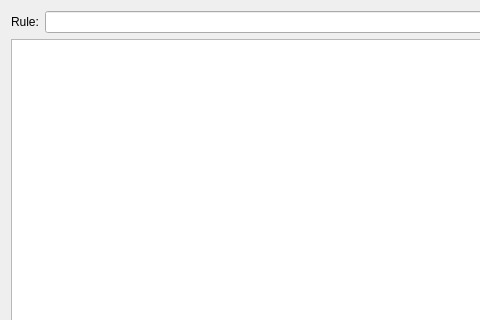
Qt form main/EmailView.ui (towel42-com/RulesMaker) before a commit; both pictures show x 0 to 480 and y 0 to 320 of the 1181 by 678 pixel window.
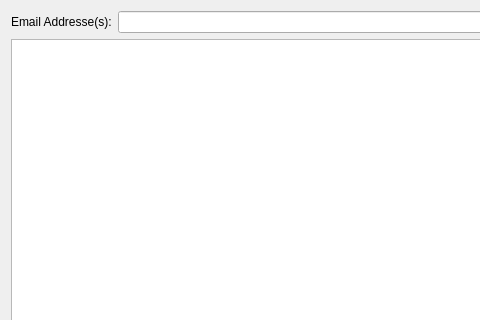
The same form after that commit.

Commit message: Make sure the selected folder is the same for updating rule

Patch:
```diff
--- a/main/EmailView.ui
+++ b/main/EmailView.ui
@@ -17,7 +17,7 @@
    <item row="0" column="0">
     <widget class="QLabel" name="label">
      <property name="text">
-      <string>Rule:</string>
+      <string>Email Addresse(s):</string>
      </property>
      <property name="buddy">
       <cstring>rule</cstring>
```
The commit also changes 3 other files.
